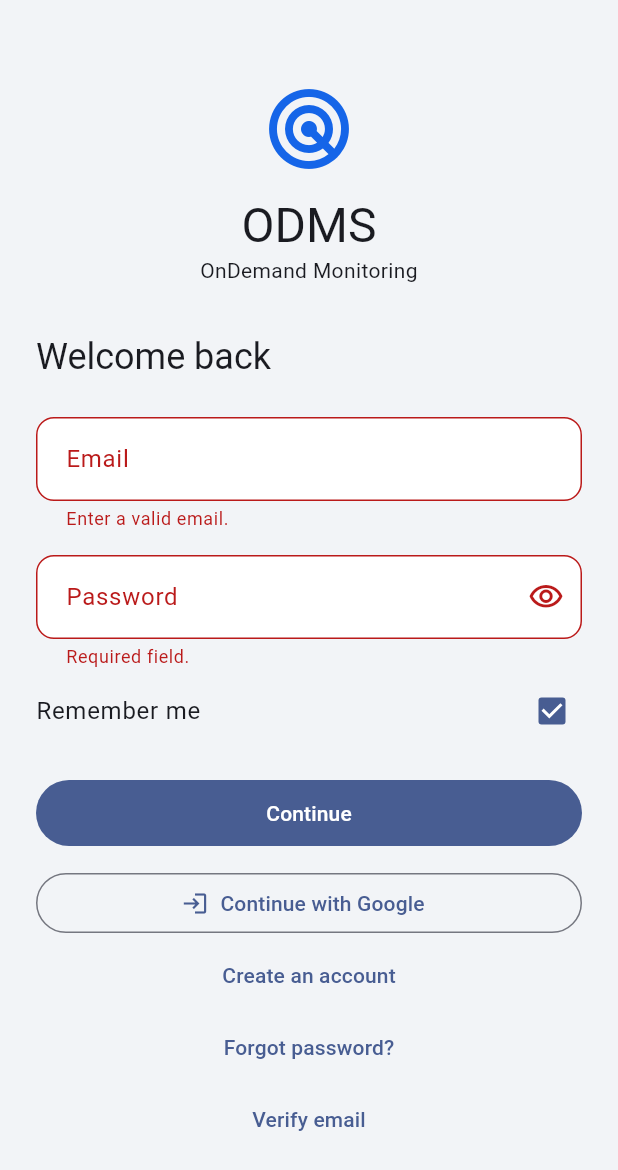
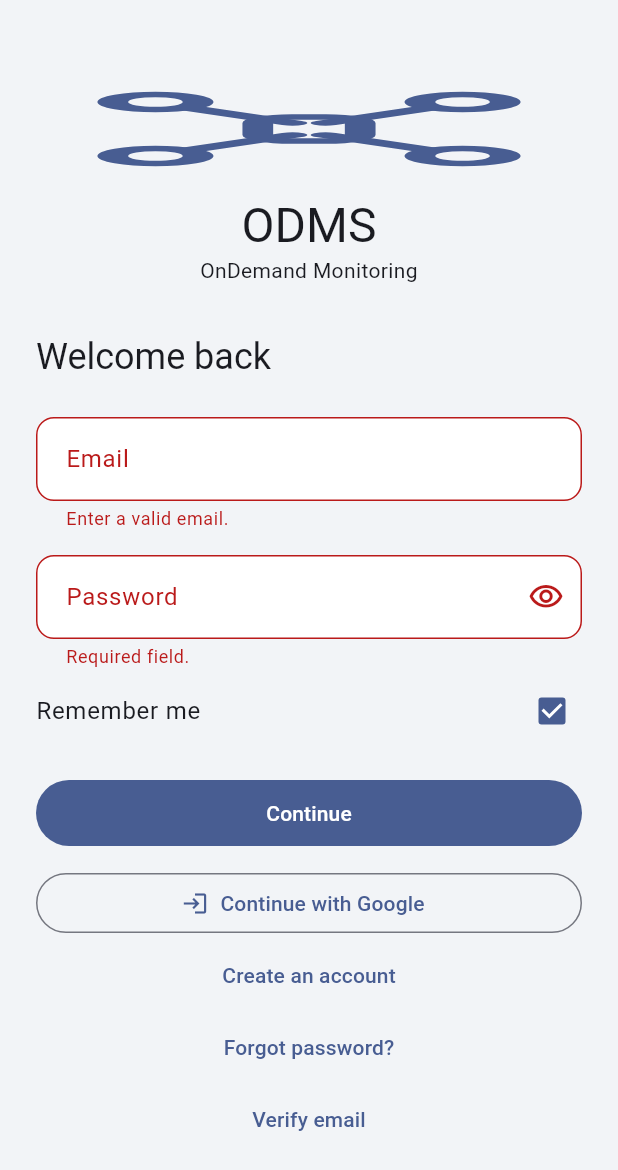
Before and after one commit to odms-sep490/on-demand-monitoring-mobile, a Flutter app: the AuthPage screen opened directly, after a tap on "Continue", on a phone screen of 412 x 824 dp. Shown: the top 1170 px of the screen. Run offline on Flutter 3.47's test engine with Material 3 defaults, Android fonts, the phone set to English and light mode, and no system bars; our stand-ins replace dio, file_picker, flutter_map, flutter_riverpod, flutter_secure_storage, go_router and 2 more; missing offline and left inert: flutter_web_auth_2; accounts and stored records are empty.

Commit message:
feat(branding): add ODMS vector mark and mobile launcher icons

```diff
--- a/lib/features/auth/auth_page.dart
+++ b/lib/features/auth/auth_page.dart
@@ -3,6 +3,7 @@ import 'package:flutter_riverpod/flutter_riverpod.dart';
 
 import '../../core/providers.dart';
 import '../../shared/strings.dart';
+import '../../shared/odms_mark.dart';
 import 'session.dart';
 
 enum AuthMode { login, register, verify, forgot, reset, firstLogin }
@@ -159,11 +160,7 @@ class _AuthPageState extends ConsumerState<AuthPage> {
                   child: Column(
                     crossAxisAlignment: CrossAxisAlignment.stretch,
                     children: [
-                      const Icon(
-                        Icons.radar,
-                        size: 64,
-                        color: Color(0xFF1565E8),
-                      ),
+                      const OdmsMark(size: 64),
                       const SizedBox(height: 12),
                       Text(
                         'ODMS',
--- /dev/null
+++ b/lib/shared/odms_mark.dart
@@ -0,0 +1,55 @@
+import 'package:material_ui/material_ui.dart';
+
+/// Vector mark follows the existing ODMS website's four-rotor symbol.
+class OdmsMark extends StatelessWidget {
+  const OdmsMark({super.key, this.size = 32});
+  final double size;
+  @override
+  Widget build(BuildContext context) => Semantics(
+    label: 'ODMS',
+    child: CustomPaint(
+      size: Size.square(size),
+      painter: _MarkPainter(Theme.of(context).colorScheme.primary),
+    ),
+  );
+}
+
+class _MarkPainter extends CustomPainter {
+  const _MarkPainter(this.color);
+  final Color color;
+  @override
+  void paint(Canvas canvas, Size size) {
+    canvas.scale(size.width / 32, size.height / 32);
+    final paint = Paint()
+      ..color = color
+      ..strokeWidth = 1.8
+      ..strokeCap = StrokeCap.round
+      ..style = PaintingStyle.stroke;
+    for (final arm in [
+      (const Offset(9, 9), const Offset(15, 14)),
+      (const Offset(23, 9), const Offset(17, 14)),
+      (const Offset(9, 23), const Offset(15, 18)),
+      (const Offset(23, 23), const Offset(17, 18)),
+    ]) {
+      canvas.drawLine(arm.$1, arm.$2, paint);
+    }
+    for (final point in [
+      const Offset(7, 7),
+      const Offset(25, 7),
+      const Offset(7, 25),
+      const Offset(25, 25),
+    ]) {
+      canvas.drawCircle(point, 2.5, paint);
+    }
+    canvas.drawRRect(
+      RRect.fromRectAndRadius(
+        const Rect.fromLTWH(13, 12, 6, 8),
+        const Radius.circular(2),
+      ),
+      paint,
+    );
+  }
+
+  @override
+  bool shouldRepaint(_MarkPainter oldDelegate) => oldDelegate.color != color;
+}
```
Also changed, not shown: 20 other files.
